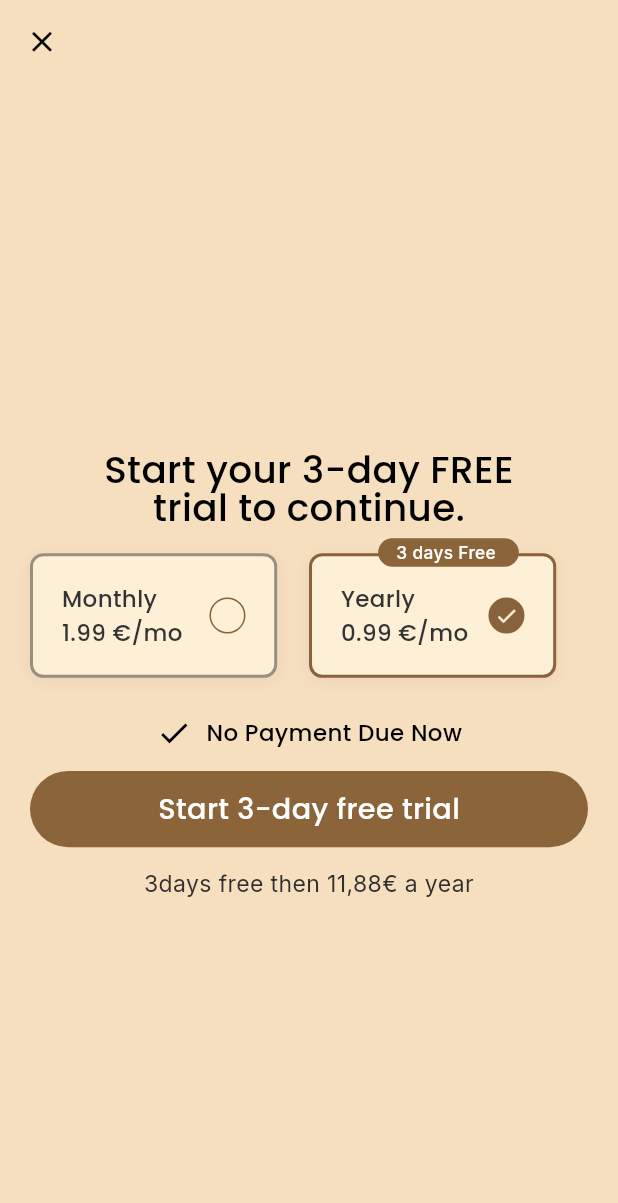
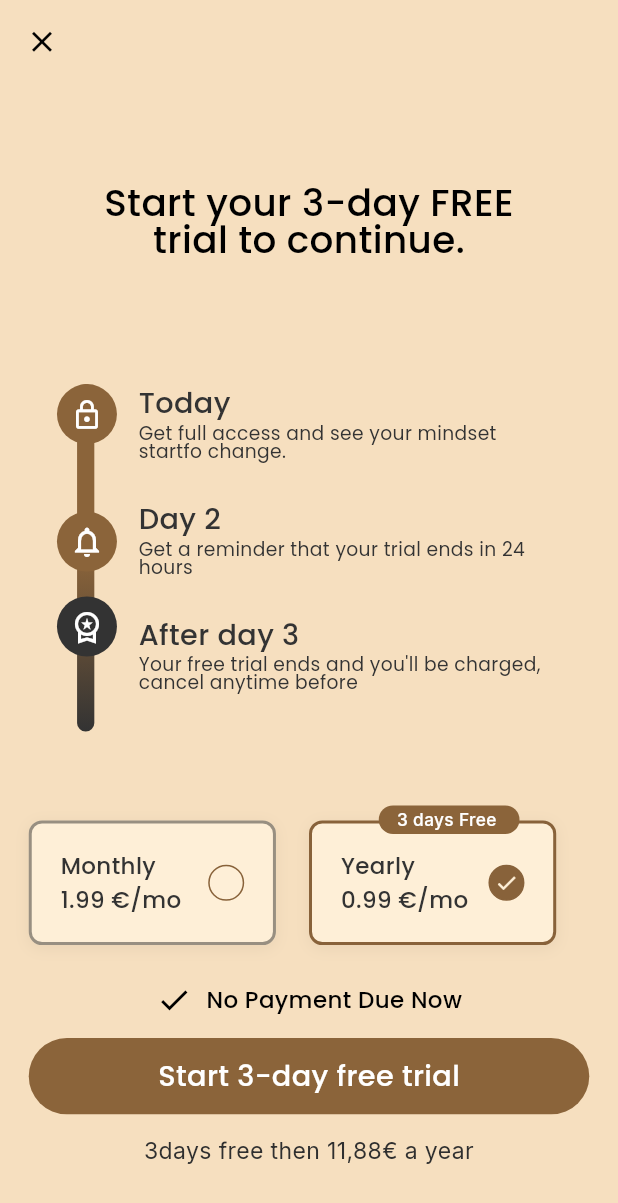
Before and after one commit to BayajitIslam/so-ni_ai, a Flutter app: the SubscriptionPage screen opened by its route, on a phone screen of 412 x 824 dp. Shown: the top 1203 px of the screen. Run offline on Flutter 3.47's test engine with Material 3 defaults, Android fonts, the phone set to English and light mode, and no system bars; our stand-ins replace flutter_screenutil, get, google_fonts.

Commit message:
Subsripton Pages Done

```diff
--- a/lib/features/splash/screens/userselection/subscription_screen.dart
+++ b/lib/features/splash/screens/userselection/subscription_screen.dart
@@ -7,6 +7,7 @@ import 'package:template/core/themes/app_text_style.dart';
 import 'package:template/features/auth/widgets/custom_button.dart';
 import 'package:template/features/splash/controllers/subscription_controller.dart';
 import 'package:template/features/splash/widgets/subsctiption_card.dart';
+import 'package:template/features/splash/widgets/trail_timeline_widget.dart';
 
 class SubscriptionPage extends StatelessWidget {
   SubscriptionPage({super.key});
@@ -26,7 +27,7 @@ class SubscriptionPage extends StatelessWidget {
         ),
       ),
       body: Padding(
-        padding: EdgeInsets.all(20.0),
+        padding: EdgeInsets.symmetric(horizontal: 20.w),
         child: Column(
           mainAxisAlignment: MainAxisAlignment.center,
           crossAxisAlignment: CrossAxisAlignment.center,
@@ -42,6 +43,9 @@ class SubscriptionPage extends StatelessWidget {
             ),
 
             // Trial Information Section
+            SizedBox(height: 74.h),
+            TrialTimeline(),
+            SizedBox(height: 67.h),
 
             // Subscription options with Obx for reactive state
             Obx(
--- /dev/null
+++ b/lib/features/splash/widgets/trail_timeline_widget.dart
@@ -0,0 +1,125 @@
+import 'package:flutter/material.dart';
+import 'package:flutter_screenutil/flutter_screenutil.dart';
+import 'package:template/core/constants/app_colors.dart';
+import 'package:template/core/constants/app_string.dart';
+import 'package:template/core/constants/my_icons.dart';
+import 'package:template/core/themes/app_text_style.dart';
+
+class TrialTimeline extends StatelessWidget {
+  const TrialTimeline({super.key});
+
+  @override
+  Widget build(BuildContext context) {
+    return Row(
+      crossAxisAlignment: CrossAxisAlignment.start,
+      mainAxisAlignment: MainAxisAlignment.center,
+      children: [
+        // Timeline Icon and Line
+        Stack(
+          children: [
+            Container(
+              height: 262.h,
+              width: 12.w,
+              margin: EdgeInsets.symmetric(horizontal: 14.w),
+              decoration: BoxDecoration(
+                borderRadius: BorderRadius.circular(8.r),
+                gradient: LinearGradient(
+                  // Define the colors for the gradient
+                  colors: [
+                    AppColors.brandText,
+                    AppColors.brandText,
+                    AppColors.greyNormal,
+                  ],
+                  // Define where the gradient starts and ends
+                  begin: Alignment.topCenter,
+                  end: Alignment.bottomCenter,
+                  // Optional: You can stop the colors at specific points
+                  // stops: [0.0, 0.5, 1.0],
+                ),
+              ),
+            ),
+
+            //Icon
+            Positioned(
+              child: CircleAvatar(
+                backgroundColor: AppColors.brandText,
+                child: Icon(MyIcons.lock, color: AppColors.white, size: 20.sp),
+              ),
+            ),
+
+            //Icon
+            Positioned(
+              top: 85,
+              child: CircleAvatar(
+                backgroundColor: AppColors.brandText,
+                child: Icon(
+                  Icons.notifications_outlined,
+                  color: AppColors.white,
+                ),
+              ),
+            ),
+
+            //Icon
+            Positioned(
+              bottom: 50,
+              child: CircleAvatar(
+                backgroundColor: AppColors.greyNormal,
+                child: Icon(
+                  Icons.workspace_premium_outlined,
+                  color: AppColors.white,
+                ),
+              ),
+            ),
+          ],
+        ),
+
+        SizedBox(width: 15.w),
+        //Content
+        SizedBox(
+          height: 262.h,
+          width: 294.w,
+          child: Column(
+            mainAxisAlignment: MainAxisAlignment.spaceBetween,
+            children: [
+              Expanded(
+                child: _textCard(
+                  AppString.today,
+                  AppString.getFullAccessAndSeeYourMindset,
+                ),
+              ),
+              Expanded(
+                child: _textCard(
+                  AppString.day2,
+                  AppString.getAreminderThatYourTrialEndsIn,
+                ),
+              ),
+              Expanded(
+                child: _textCard(
+                  AppString.after3Day,
+                  AppString.yourFreeTrailEndsAndYouWillbeCharged,
+                ),
+              ),
+            ],
+          ),
+        ),
+      ],
+    );
+  }
+}
+
+Widget _textCard(String title, description) {
+  return Padding(
+    padding: EdgeInsets.only(top: 4.h),
+    child: Column(
+      crossAxisAlignment: CrossAxisAlignment.start,
+      children: [
+        Text(title, style: AppTextStyles.s20w5P(color: AppColors.greyNormal)),
+        SizedBox(height: 4.h),
+        Text(
+          description,
+          style: AppTextStyles.s13w4P(color: AppColors.greyNormal),
+        ),
+      ],
+    ),
+  );
+}
```
Also changed, not shown: lib/core/themes/app_text_style.dart (+2 -5 lines).
